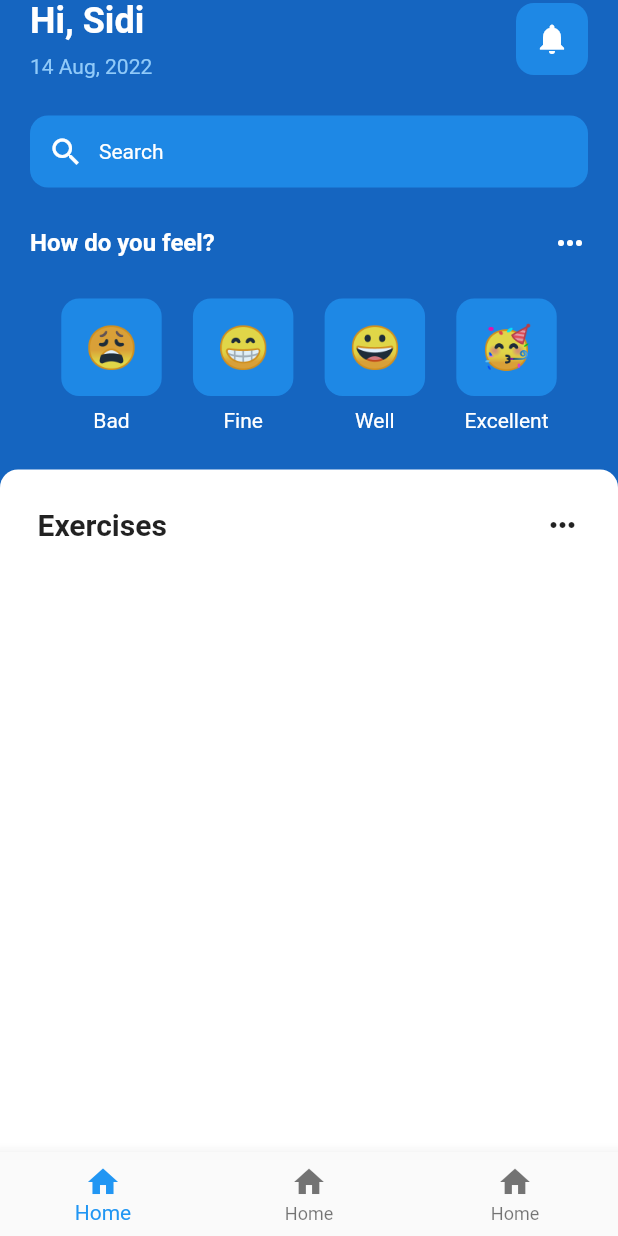
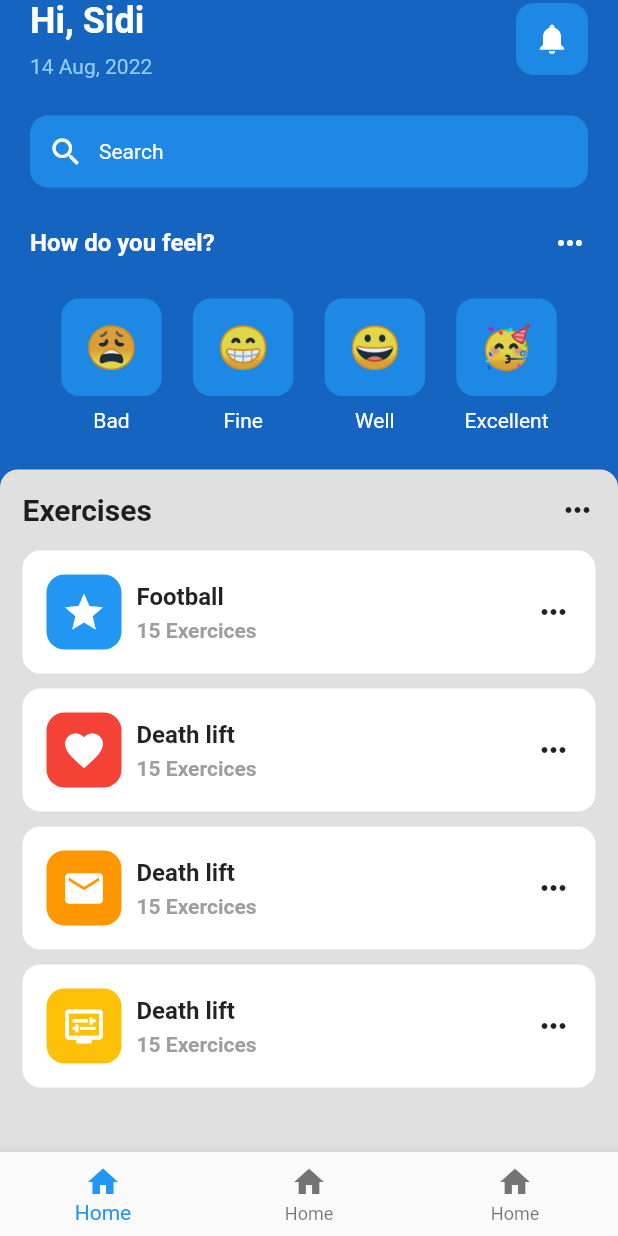
Before and after one commit to konatezer/flutter-ui-challenge, a Flutter app: the screen it shows after launch, on a phone screen of 412 x 824 dp. Run offline on Flutter 3.47's test engine with Material 2 defaults, Android fonts, the phone set to English and light mode, and no system bars.

Commit message:
Listview of exrcices.

```diff
--- /dev/null
+++ b/lib/pages/exrcices_tile.dart
@@ -0,0 +1,76 @@
+// ignore_for_file: prefer_const_constructors, prefer_const_literals_to_create_immutables, prefer_interpolation_to_compose_strings, prefer_typing_uninitialized_variables
+
+import 'package:flutter/material.dart';
+
+class ExrciceTile extends StatelessWidget {
+  final icon;
+  final color;
+  final String exerciseName;
+  final int numberOfExrises;
+  const ExrciceTile(
+      {Key? key,
+      this.icon,
+      this.color,
+      required this.exerciseName,
+      required this.numberOfExrises})
+      : super(key: key);
+  @override
+  Widget build(BuildContext context) {
+    return Container(
+      decoration: BoxDecoration(
+        color: Colors.white,
+        borderRadius: BorderRadius.circular(12),
+      ),
+      padding: EdgeInsets.all(16),
+      margin: EdgeInsets.only(bottom: 10),
+      child: Row(
+        mainAxisAlignment: MainAxisAlignment.spaceBetween,
+        children: [
+          Row(
+            children: [
+              Container(
+                decoration: BoxDecoration(
+                  borderRadius: BorderRadius.circular(12),
+                  color: color,
+                ),
+                padding: EdgeInsets.all(10),
+                child: Icon(
+                  icon,
+                  color: Colors.white,
+                  size: 30,
+                ),
+              ),
+              SizedBox(
+                width: 10,
+              ),
+              Column(
+                crossAxisAlignment: CrossAxisAlignment.start,
+                children: [
+                  Text(
+                    exerciseName,
+                    style: TextStyle(
+                      fontSize: 16,
+                      fontWeight: FontWeight.bold,
+                    ),
+                  ),
+                  SizedBox(
+                    height: 5,
+                  ),
+                  Text(
+                    numberOfExrises.toString() + " Exercices",
+                    style: TextStyle(
+                      fontSize: 14,
+                      color: Colors.grey,
+                      fontWeight: FontWeight.bold,
+                    ),
+                  ),
+                ],
+              ),
+            ],
+          ),
+          Icon(Icons.more_horiz),
+        ],
+      ),
+    );
+  }
+}
--- a/lib/pages/home_page.dart
+++ b/lib/pages/home_page.dart
@@ -1,6 +1,7 @@
-// ignore_for_file: prefer_const_literals_to_create_immutables, prefer_const_constructors
+// ignore_for_file: prefer_const_literals_to_create_immutables, prefer_const_constructors, avoid_unnecessary_containers
 
 import "package:flutter/material.dart";
+import 'package:mentalhelthapp/pages/exrcices_tile.dart';
 import 'package:mentalhelthapp/widgets/emoticon_face.dart';
 
 class HomePage extends StatefulWidget {
@@ -168,12 +169,12 @@ class _HomePageState extends State<HomePage> {
             Expanded(
               child: Container(
                 decoration: BoxDecoration(
-                  color: Colors.white,
+                  color: Colors.grey[300],
                   borderRadius: BorderRadius.only(
                       topRight: Radius.circular(12.0),
                       topLeft: Radius.circular(12.0)),
                 ),
-                padding: EdgeInsets.all(25),
+                padding: EdgeInsets.all(15),
                 child: Center(
                   child: Column(
                     children: [
@@ -191,6 +192,38 @@ class _HomePageState extends State<HomePage> {
                           Icon(Icons.more_horiz),
                         ],
                       ),
+                      SizedBox(height: 15),
+                      // listview of exrcices
+                      Expanded(
+                        child: ListView(
+                          children: [
+                            ExrciceTile(
+                              color: Colors.blue,
+                              icon: Icons.star,
+                              exerciseName: "Football",
+                              numberOfExrises: 15,
+                            ),
+                            ExrciceTile(
+                              color: Colors.red,
+                              icon: Icons.favorite,
+                              exerciseName: "Death lift",
+                              numberOfExrises: 15,
+                            ),
+                            ExrciceTile(
+                              color: Colors.orange,
+                              icon: Icons.mail,
+                              exerciseName: "Death lift",
+                              numberOfExrises: 15,
+                            ),
+                            ExrciceTile(
+                              color: Colors.amber,
+                              icon: Icons.display_settings_rounded,
+                              exerciseName: "Death lift",
+                              numberOfExrises: 15,
+                            ),
+                          ],
+                        ),
+                      )
                     ],
                   ),
                 ),
```
